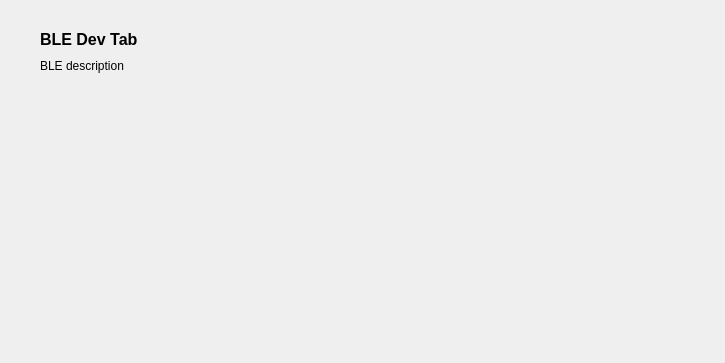
mooltipass/moolticute, file src/BleDev.ui: the form before one commit.
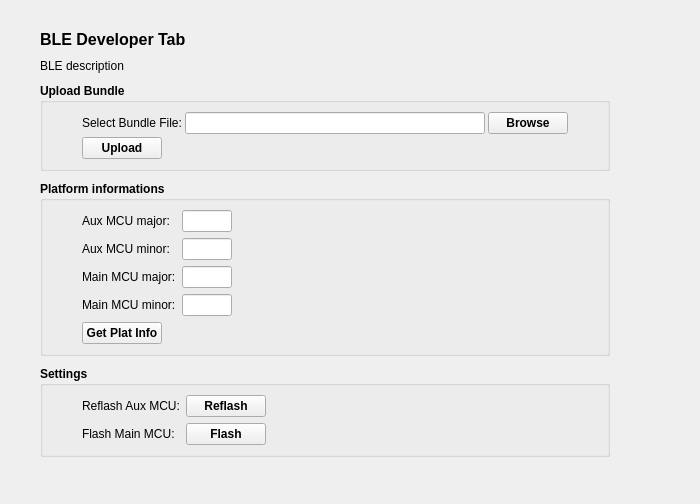
The form after the commit.

Commit message: #383 Implement a design for BLE Dev tab

```diff
--- a/src/BleDev.ui
+++ b/src/BleDev.ui
@@ -6,10 +6,16 @@
    <rect>
     <x>0</x>
     <y>0</y>
-    <width>725</width>
-    <height>363</height>
+    <width>700</width>
+    <height>504</height>
    </rect>
   </property>
+  <property name="maximumSize">
+   <size>
+    <width>700</width>
+    <height>16777215</height>
+   </size>
+  </property>
   <property name="font">
    <font>
     <weight>75</weight>
@@ -49,7 +55,7 @@
       </font>
      </property>
      <property name="text">
-      <string>BLE Dev Tab</string>
+      <string>BLE Developer Tab</string>
      </property>
      <property name="alignment">
       <set>Qt::AlignLeading|Qt::AlignLeft|Qt::AlignTop</set>
@@ -75,6 +81,513 @@
      </property>
     </widget>
    </item>
+   <item>
+    <widget class="QGroupBox" name="groupBoxUploadBundle">
+     <property name="sizePolicy">
+      <sizepolicy hsizetype="Preferred" vsizetype="Preferred">
+       <horstretch>0</horstretch>
+       <verstretch>0</verstretch>
+      </sizepolicy>
+     </property>
+     <property name="maximumSize">
+      <size>
+       <width>16777215</width>
+       <height>16777215</height>
+      </size>
+     </property>
+     <property name="title">
+      <string>Upload Bundle</string>
+     </property>
+     <layout class="QVBoxLayout" name="verticalLayout_2">
+      <property name="spacing">
+       <number>3</number>
+      </property>
+      <item>
+       <layout class="QHBoxLayout" name="horizontalLayout">
+        <property name="leftMargin">
+         <number>30</number>
+        </property>
+        <property name="rightMargin">
+         <number>30</number>
+        </property>
+        <item>
+         <widget class="QLabel" name="label_bundleText">
+          <property name="maximumSize">
+           <size>
+            <width>100</width>
+            <height>16777215</height>
+           </size>
+          </property>
+          <property name="font">
+           <font>
+            <weight>50</weight>
+            <bold>false</bold>
+           </font>
+          </property>
+          <property name="text">
+           <string>Select Bundle File:</string>
+          </property>
+         </widget>
+        </item>
+        <item>
+         <widget class="QLineEdit" name="lineEditBundlePath">
+          <property name="minimumSize">
+           <size>
+            <width>250</width>
+            <height>0</height>
+           </size>
+          </property>
+          <property name="maximumSize">
+           <size>
+            <width>300</width>
+            <height>16777215</height>
+           </size>
+          </property>
+          <property name="font">
+           <font>
+            <weight>50</weight>
+            <bold>false</bold>
+           </font>
+          </property>
+          <property name="readOnly">
+           <bool>true</bool>
+          </property>
+         </widget>
+        </item>
+        <item>
+         <widget class="QPushButton" name="btnFileBrowser">
+          <property name="maximumSize">
+           <size>
+            <width>80</width>
+            <height>16777215</height>
+           </size>
+          </property>
+          <property name="text">
+           <string>Browse</string>
+          </property>
+         </widget>
+        </item>
+       </layout>
+      </item>
+      <item>
+       <layout class="QHBoxLayout" name="horizontalLayout_2">
+        <property name="leftMargin">
+         <number>30</number>
+        </property>
+        <property name="rightMargin">
+         <number>30</number>
+        </property>
+        <item>
+         <widget class="QPushButton" name="btnUpload">
+          <property name="minimumSize">
+           <size>
+            <width>80</width>
+            <height>0</height>
+           </size>
+          </property>
+          <property name="text">
+           <string>Upload</string>
+          </property>
+         </widget>
+        </item>
+        <item>
+         <spacer name="horizontalSpacer">
+          <property name="orientation">
+           <enum>Qt::Horizontal</enum>
+          </property>
+          <property name="sizeHint" stdset="0">
+           <size>
+            <width>40</width>
+            <height>20</height>
+           </size>
+          </property>
+         </spacer>
+        </item>
+       </layout>
+      </item>
+     </layout>
+    </widget>
+   </item>
+   <item>
+    <widget class="QGroupBox" name="groupBoxPlatInfo">
+     <property name="maximumSize">
+      <size>
+       <width>16777215</width>
+       <height>16777215</height>
+      </size>
+     </property>
+     <property name="title">
+      <string>Platform informations</string>
+     </property>
+     <layout class="QVBoxLayout" name="verticalLayout_3">
+      <item>
+       <layout class="QGridLayout" name="gridLayout">
+        <property name="leftMargin">
+         <number>30</number>
+        </property>
+        <property name="rightMargin">
+         <number>30</number>
+        </property>
+        <item row="3" column="0">
+         <widget class="QLabel" name="label_MainMCUMin">
+          <property name="font">
+           <font>
+            <weight>50</weight>
+            <bold>false</bold>
+           </font>
+          </property>
+          <property name="text">
+           <string>Main MCU minor:</string>
+          </property>
+         </widget>
+        </item>
+        <item row="2" column="0">
+         <widget class="QLabel" name="label_MainMCUMaj">
+          <property name="font">
+           <font>
+            <weight>50</weight>
+            <bold>false</bold>
+           </font>
+          </property>
+          <property name="text">
+           <string>Main MCU major:</string>
+          </property>
+         </widget>
+        </item>
+        <item row="0" column="1">
+         <layout class="QHBoxLayout" name="horizontalLayout_3">
+          <item>
+           <widget class="QLineEdit" name="lineEditAuxMCUMaj">
+            <property name="maximumSize">
+             <size>
+              <width>50</width>
+              <height>16777215</height>
+             </size>
+            </property>
+            <property name="font">
+             <font>
+              <weight>50</weight>
+              <bold>false</bold>
+             </font>
+            </property>
+            <property name="readOnly">
+             <bool>true</bool>
+            </property>
+           </widget>
+          </item>
+          <item>
+           <spacer name="horizontalSpacer_2">
+            <property name="orientation">
+             <enum>Qt::Horizontal</enum>
+            </property>
+            <property name="sizeHint" stdset="0">
+             <size>
+              <width>40</width>
+              <height>20</height>
+             </size>
+            </property>
+           </spacer>
+          </item>
+         </layout>
+        </item>
+        <item row="3" column="1">
+         <layout class="QHBoxLayout" name="horizontalLayout_6">
+          <item>
+           <widget class="QLineEdit" name="lineEditMainMCUMin">
+            <property name="maximumSize">
+             <size>
+              <width>50</width>
+              <height>16777215</height>
+             </size>
+            </property>
+            <property name="font">
+             <font>
+              <weight>50</weight>
+              <bold>false</bold>
+             </font>
+            </property>
+            <property name="readOnly">
+             <bool>true</bool>
+            </property>
+           </widget>
+          </item>
+          <item>
+           <spacer name="horizontalSpacer_5">
+            <property name="orientation">
+             <enum>Qt::Horizontal</enum>
+            </property>
+            <property name="sizeHint" stdset="0">
+             <size>
+              <width>40</width>
+              <height>20</height>
+             </size>
+            </property>
+           </spacer>
+          </item>
+         </layout>
+        </item>
+        <item row="2" column="1">
+         <layout class="QHBoxLayout" name="horizontalLayout_5">
+          <item>
+           <widget class="QLineEdit" name="lineEditMainMCUMaj">
+            <property name="maximumSize">
+             <size>
+              <width>50</width>
+              <height>16777215</height>
+             </size>
+            </property>
+            <property name="font">
+             <font>
+              <weight>50</weight>
+              <bold>false</bold>
+             </font>
+            </property>
+            <property name="readOnly">
+             <bool>true</bool>
+            </property>
+           </widget>
+          </item>
+          <item>
+           <spacer name="horizontalSpacer_4">
+            <property name="orientation">
+             <enum>Qt::Horizontal</enum>
+            </property>
+            <property name="sizeHint" stdset="0">
+             <size>
+              <width>40</width>
+              <height>20</height>
+             </size>
+            </property>
+           </spacer>
+          </item>
+         </layout>
+        </item>
+        <item row="1" column="1">
+         <layout class="QHBoxLayout" name="horizontalLayout_4">
+          <item>
+           <widget class="QLineEdit" name="lineEditAuxMCUMin">
+            <property name="maximumSize">
+             <size>
+              <width>50</width>
+              <height>16777215</height>
+             </size>
+            </property>
+            <property name="font">
+             <font>
+              <weight>50</weight>
+              <bold>false</bold>
+             </font>
+            </property>
+            <property name="readOnly">
+             <bool>true</bool>
+            </property>
+           </widget>
+          </item>
+          <item>
+           <spacer name="horizontalSpacer_3">
+            <property name="orientation">
+             <enum>Qt::Horizontal</enum>
+            </property>
+            <property name="sizeHint" stdset="0">
+             <size>
+              <width>40</width>
+              <height>20</height>
+             </size>
+            </property>
+           </spacer>
+          </item>
+         </layout>
+        </item>
+        <item row="0" column="0">
+         <widget class="QLabel" name="label_AuxMCUMaj">
+          <property name="font">
+           <font>
+            <weight>50</weight>
+            <bold>false</bold>
+           </font>
+          </property>
+          <property name="text">
+           <string>Aux MCU major:</string>
+          </property>
+         </widget>
+        </item>
+        <item row="1" column="0">
+         <widget class="QLabel" name="label_AuxMCUMin">
+          <property name="font">
+           <font>
+            <weight>50</weight>
+            <bold>false</bold>
+           </font>
+          </property>
+          <property name="text">
+           <string>Aux MCU minor:</string>
+          </property>
+         </widget>
+        </item>
+       </layout>
+      </item>
+      <item>
+       <layout class="QHBoxLayout" name="horizontalLayout_8">
+        <property name="leftMargin">
+         <number>30</number>
+        </property>
+        <property name="rightMargin">
+         <number>30</number>
+        </property>
+        <item>
+         <widget class="QPushButton" name="btnPlatInfo">
+          <property name="minimumSize">
+           <size>
+            <width>80</width>
+            <height>0</height>
+           </size>
+          </property>
+          <property name="text">
+           <string>Get Plat Info</string>
+          </property>
+         </widget>
+        </item>
+        <item>
+         <spacer name="horizontalSpacer_6">
+          <property name="orientation">
+           <enum>Qt::Horizontal</enum>
+          </property>
+          <property name="sizeHint" stdset="0">
+           <size>
+            <width>40</width>
+            <height>20</height>
+           </size>
+          </property>
+         </spacer>
+        </item>
+       </layout>
+      </item>
+     </layout>
+    </widget>
+   </item>
+   <item>
+    <widget class="QGroupBox" name="groupBoxSettings">
+     <property name="title">
+      <string>Settings</string>
+     </property>
+     <layout class="QVBoxLayout" name="verticalLayout_4">
+      <item>
+       <layout class="QGridLayout" name="gridLayout_2">
+        <property name="leftMargin">
+         <number>30</number>
+        </property>
+        <property name="rightMargin">
+         <number>30</number>
+        </property>
+        <item row="2" column="0">
+         <widget class="QLabel" name="label_FlashMainMCU">
+          <property name="font">
+           <font>
+            <weight>50</weight>
+            <bold>false</bold>
+           </font>
+          </property>
+          <property name="text">
+           <string>Flash Main MCU:</string>
+          </property>
+         </widget>
+        </item>
+        <item row="0" column="0">
+         <widget class="QLabel" name="label_ReflashAuxMCU">
+          <property name="minimumSize">
+           <size>
+            <width>0</width>
+            <height>0</height>
+           </size>
+          </property>
+          <property name="font">
+           <font>
+            <weight>50</weight>
+            <bold>false</bold>
+           </font>
+          </property>
+          <property name="text">
+           <string>Reflash Aux MCU:</string>
+          </property>
+         </widget>
+        </item>
+        <item row="0" column="1">
+         <layout class="QHBoxLayout" name="horizontalLayout_9">
+          <item>
+           <widget class="QPushButton" name="btnReflashAuxMCU">
+            <property name="minimumSize">
+             <size>
+              <width>80</width>
+              <height>0</height>
+             </size>
+            </property>
+            <property name="maximumSize">
+             <size>
+              <width>16777215</width>
+              <height>16777215</height>
+             </size>
+            </property>
+            <property name="text">
+             <string>Reflash</string>
+            </property>
+           </widget>
+          </item>
+          <item>
+           <spacer name="horizontalSpacer_7">
+            <property name="orientation">
+             <enum>Qt::Horizontal</enum>
+            </property>
+            <property name="sizeHint" stdset="0">
+             <size>
+              <width>40</width>
+              <height>20</height>
+             </size>
+            </property>
+           </spacer>
+          </item>
+         </layout>
+        </item>
+        <item row="2" column="1">
+         <layout class="QHBoxLayout" name="horizontalLayout_10">
+          <item>
+           <widget class="QPushButton" name="btnFlashMainMCU">
+            <property name="minimumSize">
+             <size>
+              <width>80</width>
+              <height>0</height>
+             </size>
+            </property>
+            <property name="maximumSize">
+             <size>
+              <width>16777215</width>
+              <height>16777215</height>
+             </size>
+            </property>
+            <property name="text">
+             <string>Flash</string>
+            </property>
+           </widget>
+          </item>
+          <item>
+           <spacer name="horizontalSpacer_8">
+            <property name="orientation">
+             <enum>Qt::Horizontal</enum>
+            </property>
+            <property name="sizeHint" stdset="0">
+             <size>
+              <width>40</width>
+              <height>20</height>
+             </size>
+            </property>
+           </spacer>
+          </item>
+         </layout>
+        </item>
+       </layout>
+      </item>
+     </layout>
+    </widget>
+   </item>
    <item>
     <spacer name="verticalSpacer">
      <property name="orientation">
```
Left out of the diff: 4 changed lines with no effect on the pictures. The commit also changes 2 other files.
